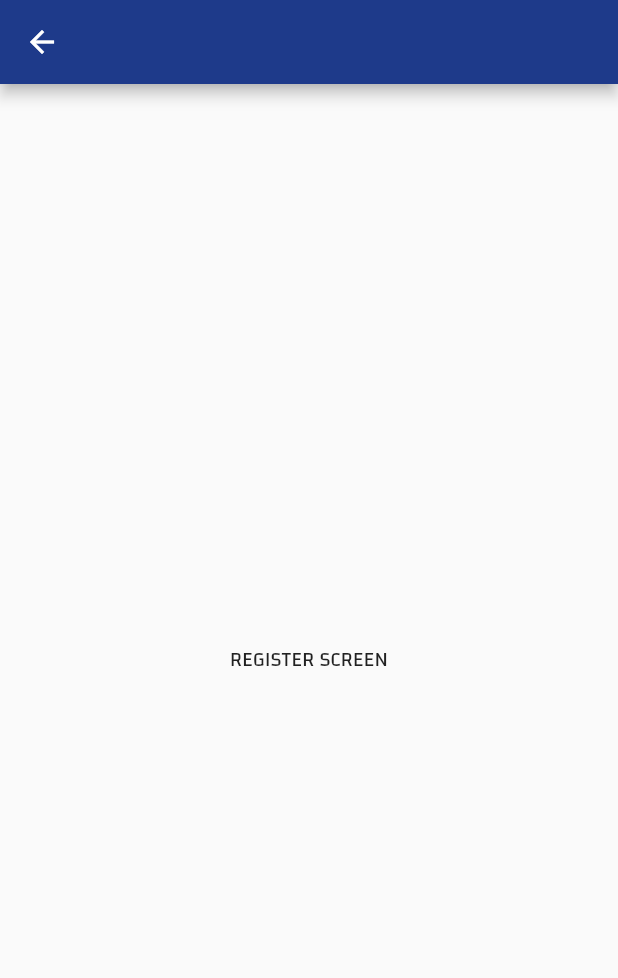
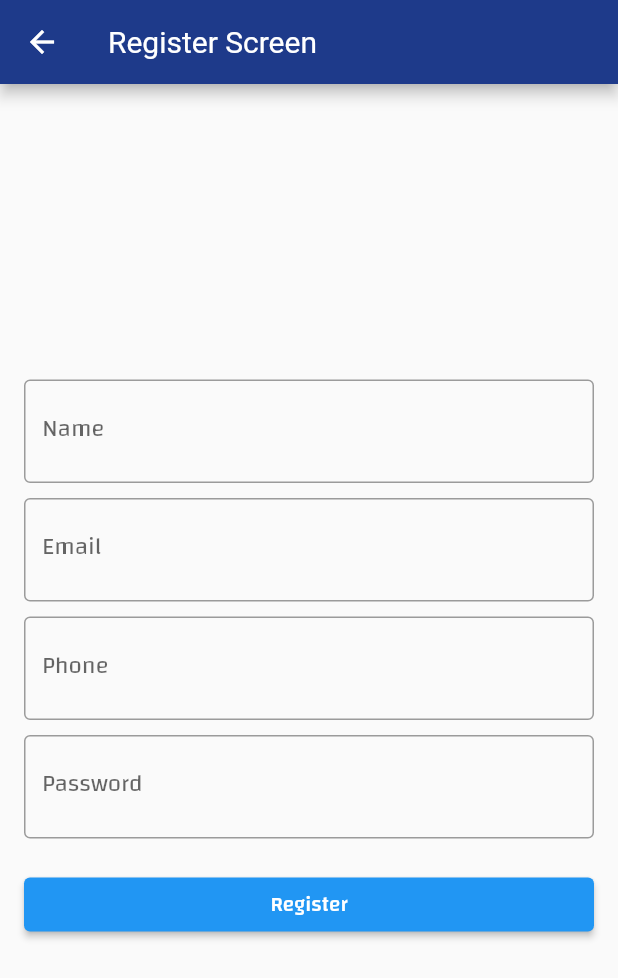
Before and after one commit to Baqaisooo/mini_store, a Flutter app: the RegisterScreen screen opened directly, on a phone screen of 412 x 824 dp. Shown: the top 978 px of the screen. Run offline on Flutter 3.47's test engine with Material 2 defaults, Android fonts, the phone set to English and light mode, and no system bars; our stand-ins replace bloc, conditional_builder_null_safety, dio, flutter_bloc, fluttertoast, shared_preferences; accounts and stored records are empty.

Commit message:
finish register

```diff
--- a/lib/business_logic/login_cubit/login_state.dart
+++ b/lib/business_logic/login_cubit/login_state.dart
@@ -1,4 +1,4 @@
-part of 'login_cubit.dart';
+part of 'auth_cubit.dart';
 
 @immutable
 abstract class LoginState {}
@@ -17,13 +17,29 @@ class LoginErrorState extends LoginState{
 }
 
 
-class LoggingOut extends LoginState{}
+
+class LoggingOutState extends LoginState{}
 
 
-class LoggedOut extends LoginState{}
+class LoggedOutState extends LoginState{}
 
 
 class LogoutErrorState extends LoginState{
   String message;
   LogoutErrorState(this.message);
 }
+
+
+
+
+
+class RegisteringState extends LoginState{}
+
+
+class RegisteredState extends LoginState{}
+
+
+class RegisterErrorState extends LoginState{
+  String message;
+  RegisterErrorState(this.message);
+}
--- a/lib/data/api_services/end_points.dart
+++ b/lib/data/api_services/end_points.dart
@@ -5,3 +5,5 @@ const BASE_URL = "https://student.valuxapps.com/api/";
 const LOGIN = "login";
 
 const LOGOUT = "logout";
+
+const REGISTER = "register";
--- a/lib/presentation/layouts/home_layout.dart
+++ b/lib/presentation/layouts/home_layout.dart
@@ -1,6 +1,7 @@
 import 'package:flutter/material.dart';
 import 'package:flutter_bloc/flutter_bloc.dart';
 import 'package:mini_store/business_logic/home_layout_cubit/home_layout_cubit.dart';
+import 'package:mini_store/business_logic/login_cubit/auth_cubit.dart';
 import 'package:mini_store/presentation/modules/login_screen.dart';
 import 'package:mini_store/shared/global_value.dart';
 
@@ -71,7 +72,7 @@ class HomeLayout extends StatelessWidget {
   Widget signoutButton(BuildContext context) {
     return IconButton(
       onPressed: () {
-        navigateToWithReplace(context, HomeLayout());
+        AuthCubit.get(context).logout(context);
       },
       icon: const Icon(Icons.logout),
     );
--- a/lib/presentation/modules/register_screen.dart
+++ b/lib/presentation/modules/register_screen.dart
@@ -1,16 +1,130 @@
+import 'package:conditional_builder_null_safety/conditional_builder_null_safety.dart';
+import 'package:flutter/material.dart';
+import 'package:flutter_bloc/flutter_bloc.dart';
+import 'package:mini_store/business_logic/login_cubit/auth_cubit.dart';
 
-
-import 'package:flutter/material.dart';
+import '../../shared/shared_functions/navigation.dart';
+import '../../shared/shared_functions/snack_bar.dart';
+import '../layouts/home_layout.dart';
 
 class RegisterScreen extends StatelessWidget {
-  const RegisterScreen({super.key});
+  final GlobalKey<FormState> _formKey = GlobalKey<FormState>();
+
+  void _submitForm(context) {
+    FocusScope.of(context).unfocus();
+    if (_formKey.currentState!.validate()) {
+      AuthCubit.get(context).register(_nameController.text, _emailController.text, _phoneController.text, _passwordController.text);
+    }
+  }
+
+  final TextEditingController _nameController = TextEditingController();
+  final TextEditingController _emailController = TextEditingController();
+  final TextEditingController _phoneController = TextEditingController();
+  final TextEditingController _passwordController = TextEditingController();
 
   @override
   Widget build(BuildContext context) {
     return Scaffold(
-      appBar: AppBar(),
-      body: const Center(
-        child: Text("REGISTER SCREEN"),
+      appBar: AppBar(
+        title: Text('Register Screen'),
+      ),
+      body: BlocConsumer<AuthCubit, LoginState>(
+        listener: (context, state) {
+          AuthCubit cubit = AuthCubit.get(context);
+          if (state is RegisterErrorState) {
+            customSnackBar(
+                context: context,
+                message: state.message,
+                durationInSec: 7,
+                label: "error");
+          }
+          if (state is RegisteredState) {
+            navigateToWithReplace(context, const HomeLayout());
+          }
+        },
+        builder: (context, state) {
+          return Center(
+            child: SingleChildScrollView(
+              child: Padding(
+                padding: EdgeInsets.all(16.0),
+                child: Form(
+                  key: _formKey,
+                  child: Column(
+                    crossAxisAlignment: CrossAxisAlignment.stretch,
+                    children: [
+                      TextFormField(
+                        controller: _nameController,
+                        decoration: InputDecoration(labelText: 'Name'),
+                        validator: (value) {
+                          if (value == null || value.isEmpty) {
+                            return 'Please enter your name';
+                          }
+                          return null;
+                        },
+                      ),
+                      SizedBox(
+                        height: 10,
+                      ),
+                      TextFormField(
+                        controller: _emailController,
+                        decoration: InputDecoration(labelText: 'Email'),
+                        validator: (value) {
+                          if (value == null || value.isEmpty) {
+                            return 'Please enter your email';
+                          }
+                          // You can add additional email validation logic here
+                          return null;
+                        },
+                      ),
+                      SizedBox(
+                        height: 10,
+                      ),
+                      TextFormField(
+                        controller: _phoneController,
+                        decoration: InputDecoration(labelText: 'Phone'),
+                        validator: (value) {
+                          if (value == null || value.isEmpty) {
+                            return 'Please enter your phone number';
+                          }
+                          // You can add additional phone number validation logic here
+                          return null;
+                        },
+                      ),
+                      SizedBox(
+                        height: 10,
+                      ),
+                      TextFormField(
+                        controller: _passwordController,
+                        decoration: InputDecoration(labelText: 'Password'),
+                        obscureText: true,
+                        validator: (value) {
+                          if (value == null || value.isEmpty) {
+                            return 'Please enter a password';
+                          }
+                          // You can add additional password validation logic here
+                          return null;
+                        },
+                      ),
+                      SizedBox(height: 20.0),
+                      ElevatedButton(
+                        onPressed: ()=>_submitForm(context),
+                        child: ConditionalBuilder(
+                            condition: AuthCubit.get(context).registerLoading,
+                            builder: (context) => const Padding(
+                                  padding: EdgeInsets.symmetric(vertical: 5),
+                                  child: CircularProgressIndicator(
+                                    color: Colors.white,
+                                  ),
+                                ),
+                            fallback: (context) => const Text('Register')),
+                      ),
+                    ],
+                  ),
+                ),
+              ),
+            ),
+          );
+        },
       ),
     );
   }
```
Also changed, not shown: lib/business_logic/login_cubit/auth_cubit.dart (renamed from lib/business_logic/login_cubit/login_cubit.dart, +53 -23 lines), lib/data/models/user_model.dart (+6 -6 lines), lib/data/repositories/authentication_repository.dart (+34 -12 lines), lib/main.dart (+16 -5 lines), lib/presentation/modules/login_screen.dart (+10 -11 lines), 4 other files.
